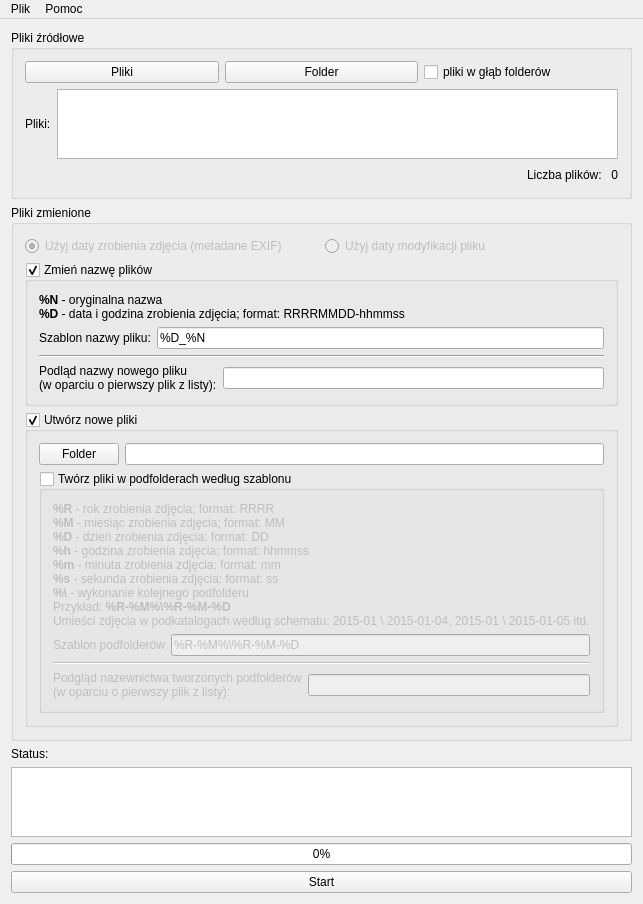
killdaclick/photodateorganizer, file PhotoDateOrganizer/MainWindow.ui: the form before one commit.
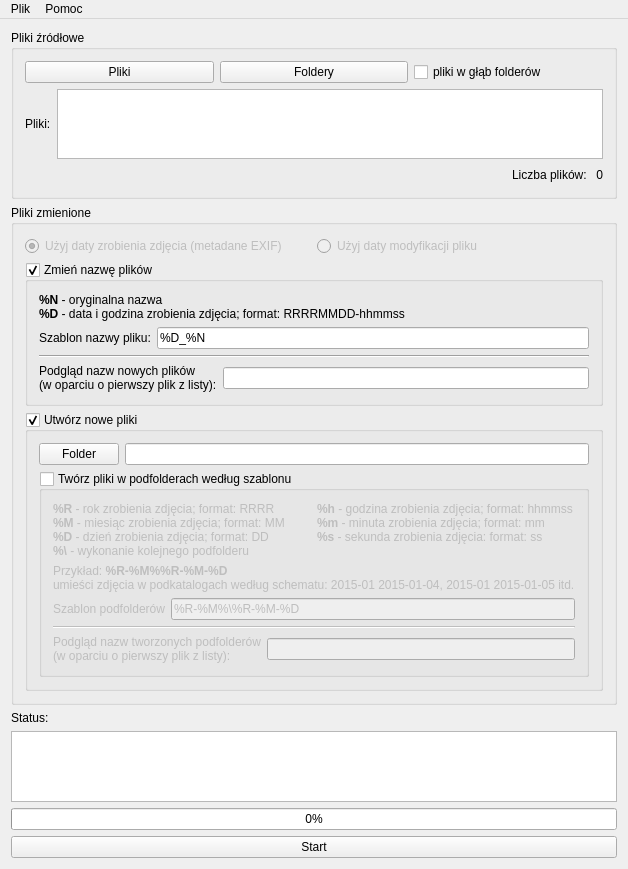
The form after the commit. Icons and pictures are not drawn.

Commit message: Adding icons. Adding time elapsed since start of conversion. New release v1.0.2

Diff of the .ui file:
```diff
--- a/PhotoDateOrganizer/MainWindow.ui
+++ b/PhotoDateOrganizer/MainWindow.ui
@@ -9,8 +9,8 @@
    <rect>
     <x>0</x>
     <y>0</y>
-    <width>615</width>
-    <height>900</height>
+    <width>619</width>
+    <height>869</height>
    </rect>
   </property>
   <property name="windowTitle">
@@ -34,12 +34,32 @@
            <property name="text">
             <string>Pliki</string>
            </property>
+           <property name="icon">
+            <iconset resource="resource.qrc">
+             <normaloff>:/icons/icons/my-documents-icon.png</normaloff>:/icons/icons/my-documents-icon.png</iconset>
+           </property>
+           <property name="iconSize">
+            <size>
+             <width>32</width>
+             <height>32</height>
+            </size>
+           </property>
           </widget>
          </item>
          <item>
           <widget class="QPushButton" name="selectFolderBtn">
            <property name="text">
-            <string>Folder</string>
+            <string>Foldery</string>
+           </property>
+           <property name="icon">
+            <iconset resource="resource.qrc">
+             <normaloff>:/icons/icons/folder-open-icon.png</normaloff>:/icons/icons/folder-open-icon.png</iconset>
+           </property>
+           <property name="iconSize">
+            <size>
+             <width>32</width>
+             <height>32</height>
+            </size>
            </property>
           </widget>
          </item>
@@ -223,7 +243,7 @@
             <item>
              <widget class="QLabel" name="label_6">
               <property name="text">
-               <string>&lt;html&gt;&lt;head/&gt;&lt;body&gt;&lt;p&gt;Podląd nazwy nowego pliku&lt;br/&gt;(w oparciu o pierwszy plik z listy):&lt;/p&gt;&lt;/body&gt;&lt;/html&gt;</string>
+               <string>&lt;html&gt;&lt;head/&gt;&lt;body&gt;&lt;p&gt;Podgląd nazw nowych plików&lt;br/&gt;(w oparciu o pierwszy plik z listy):&lt;/p&gt;&lt;/body&gt;&lt;/html&gt;</string>
               </property>
               <property name="textFormat">
                <enum>Qt::RichText</enum>
@@ -291,13 +311,52 @@
             </property>
             <layout class="QVBoxLayout" name="verticalLayout_6">
              <item>
-              <widget class="QLabel" name="label_7">
+              <layout class="QHBoxLayout" name="horizontalLayout_11">
+               <property name="spacing">
+                <number>6</number>
+               </property>
+               <property name="topMargin">
+                <number>0</number>
+               </property>
+               <item>
+                <widget class="QLabel" name="label_10">
+                 <property name="text">
+                  <string>&lt;html&gt;&lt;head/&gt;&lt;body&gt;&lt;p&gt;&lt;span style=&quot; font-weight:600;&quot;&gt;%R&lt;/span&gt; - rok zrobienia zdjęcia; format: RRRR&lt;br/&gt;&lt;span style=&quot; font-weight:600;&quot;&gt;%M&lt;/span&gt; - miesiąc zrobienia zdjęcia; format: MM&lt;br/&gt;&lt;span style=&quot; font-weight:600;&quot;&gt;%D&lt;/span&gt; - dzień zrobienia zdjęcia; format: DD&lt;br/&gt;&lt;span style=&quot; font-weight:600;&quot;&gt;%\&lt;/span&gt; - wykonanie kolejnego podfolderu&lt;/p&gt;&lt;/body&gt;&lt;/html&gt;</string>
+                 </property>
+                 <property name="textFormat">
+                  <enum>Qt::RichText</enum>
+                 </property>
+                </widget>
+               </item>
+               <item>
+                <widget class="QLabel" name="label_11">
+                 <property name="text">
+                  <string>&lt;html&gt;&lt;head/&gt;&lt;body&gt;&lt;p&gt;&lt;span style=&quot; font-weight:600;&quot;&gt;%h&lt;/span&gt; - godzina zrobienia zdjęcia; format: hhmmss&lt;br/&gt;&lt;span style=&quot; font-weight:600;&quot;&gt;%m&lt;/span&gt; - minuta zrobienia zdjęcia; format: mm&lt;br/&gt;&lt;span style=&quot; font-weight:600;&quot;&gt;%s&lt;/span&gt; - sekunda zrobienia zdjęcia: format: ss&lt;/p&gt;&lt;/body&gt;&lt;/html&gt;</string>
+                 </property>
+                 <property name="textFormat">
+                  <enum>Qt::RichText</enum>
+                 </property>
+                 <property name="alignment">
+                  <set>Qt::AlignLeading|Qt::AlignLeft|Qt::AlignTop</set>
+                 </property>
+                </widget>
+               </item>
+              </layout>
+             </item>
+             <item>
+              <widget class="QLabel" name="label_12">
+               <property name="lineWidth">
+                <number>1</number>
+               </property>
                <property name="text">
-                <string>&lt;html&gt;&lt;head/&gt;&lt;body&gt;&lt;p&gt;&lt;span style=&quot; font-weight:600;&quot;&gt;%R&lt;/span&gt; - rok zrobienia zdjęcia; format: RRRR&lt;br/&gt;&lt;span style=&quot; font-weight:600;&quot;&gt;%M&lt;/span&gt; - miesiąc zrobienia zdjęcia; format: MM&lt;br/&gt;&lt;span style=&quot; font-weight:600;&quot;&gt;%D&lt;/span&gt; - dzień zrobienia zdjęcia; format: DD&lt;br/&gt;&lt;span style=&quot; font-weight:600;&quot;&gt;%h&lt;/span&gt; - godzina zrobienia zdjęcia; format: hhmmss&lt;br/&gt;&lt;span style=&quot; font-weight:600;&quot;&gt;%m&lt;/span&gt; - minuta zrobienia zdjęcia; format: mm&lt;br/&gt;&lt;span style=&quot; font-weight:600;&quot;&gt;%s&lt;/span&gt; - sekunda zrobienia zdjęcia: format: ss&lt;br/&gt;&lt;span style=&quot; font-weight:600;&quot;&gt;%\&lt;/span&gt; - wykonanie kolejnego podfolderu&lt;br/&gt;Przykład: &lt;span style=&quot; font-weight:600;&quot;&gt;%R-%M%\%R-%M-%D&lt;/span&gt;&lt;span style=&quot; font-weight:600; font-style:italic;&quot;&gt;&lt;br/&gt;&lt;/span&gt;Umieści zdjęcia w podkatalogach według schematu: 2015-01 \ 2015-01-04, 2015-01 \ 2015-01-05 itd.&lt;/p&gt;&lt;/body&gt;&lt;/html&gt;</string>
+                <string>&lt;html&gt;&lt;head/&gt;&lt;body&gt;&lt;p&gt;Przykład: &lt;span style=&quot; font-weight:600;&quot;&gt;%R-%M%%R-%M-%D&lt;/span&gt;&lt;span style=&quot; font-weight:600; font-style:italic;&quot;&gt;&lt;br/&gt;&lt;/span&gt;umieści zdjęcia w podkatalogach według schematu: 2015-01 2015-01-04, 2015-01 2015-01-05 itd.&lt;/p&gt;&lt;/body&gt;&lt;/html&gt;</string>
                </property>
                <property name="textFormat">
                 <enum>Qt::RichText</enum>
                </property>
+               <property name="alignment">
+                <set>Qt::AlignLeading|Qt::AlignLeft|Qt::AlignVCenter</set>
+               </property>
               </widget>
              </item>
              <item>
@@ -336,7 +395,7 @@
                <item>
                 <widget class="QLabel" name="label_8">
                  <property name="text">
-                  <string>&lt;html&gt;&lt;head/&gt;&lt;body&gt;&lt;p&gt;Podgląd nazewnictwa tworzonych podfolderów&lt;br/&gt;(w oparciu o pierwszy plik z listy):&lt;/p&gt;&lt;/body&gt;&lt;/html&gt;</string>
+                  <string>&lt;html&gt;&lt;head/&gt;&lt;body&gt;&lt;p&gt;Podgląd nazw tworzonych podfolderów&lt;br/&gt;(w oparciu o pierwszy plik z listy):&lt;/p&gt;&lt;/body&gt;&lt;/html&gt;</string>
                  </property>
                  <property name="textFormat">
                   <enum>Qt::RichText</enum>
@@ -412,6 +471,16 @@
       <property name="text">
        <string>Start</string>
       </property>
+      <property name="icon">
+       <iconset resource="resource.qrc">
+        <normaloff>:/icons/icons/floppy-icon.png</normaloff>:/icons/icons/floppy-icon.png</iconset>
+      </property>
+      <property name="iconSize">
+       <size>
+        <width>32</width>
+        <height>32</height>
+       </size>
+      </property>
      </widget>
     </item>
    </layout>
@@ -421,7 +490,7 @@
     <rect>
      <x>0</x>
      <y>0</y>
-     <width>615</width>
+     <width>619</width>
      <height>21</height>
     </rect>
    </property>
```
Left out of the diff: 14 changed lines with no effect on the pictures. The commit also changes 9 other files.
